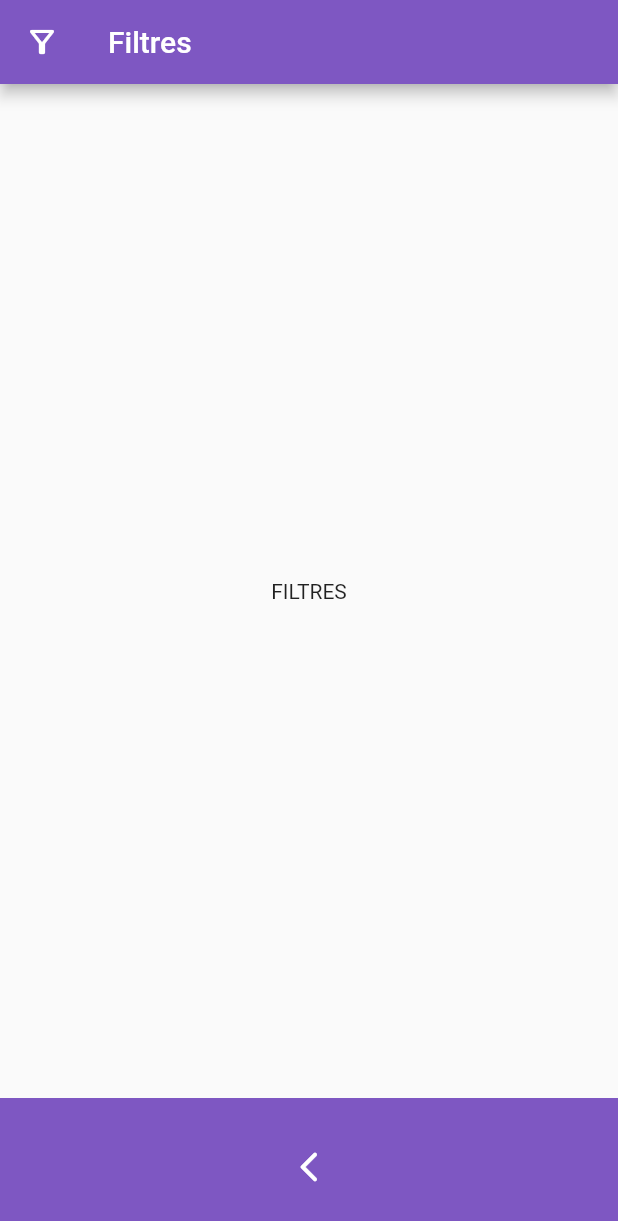
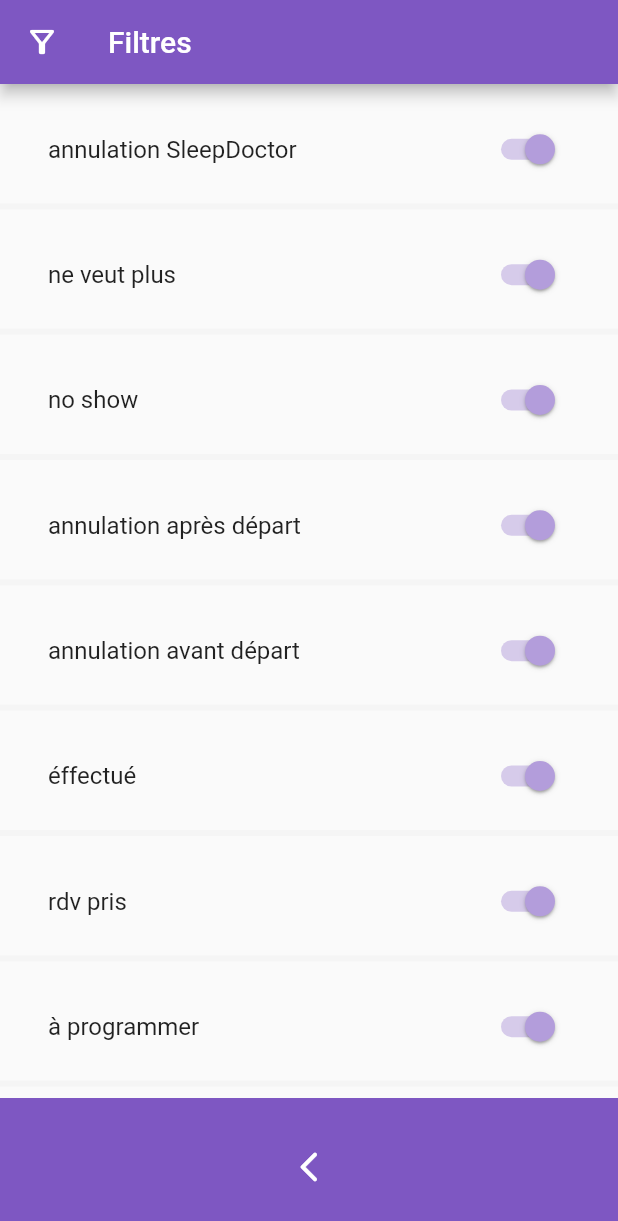
Before and after one commit to GreatPy/sd_tech_app, a Flutter app: the screen it shows after launch, item 3 of the bottom bar chosen, on a phone screen of 412 x 824 dp. Shown: the top 1221 px of the screen. Run offline on Flutter 3.47's test engine with Material 2 defaults, Android fonts, the phone set to English and light mode, and no system bars; our stand-ins replace keyboard_dismisser.

Commit message:
filter screen static design set

```diff
--- a/lib/Screens/filters.dart
+++ b/lib/Screens/filters.dart
@@ -1,18 +1,37 @@
 import 'package:flutter/material.dart';
 import 'package:sd_tech/models/enums/screen.dart';
+import 'package:sd_tech/models/enums/filter_label.dart';
+import 'package:sd_tech/widgets/filters/filter.dart';
 import 'package:sd_tech/widgets/generals/Footer/footer.dart';
 import 'package:sd_tech/widgets/generals/header.dart';
 import 'package:sd_tech/widgets/generals/body.dart';
 
-class Filters extends StatelessWidget {
+class Filters extends StatefulWidget {
   const Filters({super.key});
 
+  @override
+  State<Filters> createState() => _FiltersState();
+}
+
+class _FiltersState extends State<Filters> {
   @override
   Widget build(BuildContext context) {
     return const Scaffold(
         appBar: Header(screen: Screen.filters),
         body: Body(
-          content: Center(child: Text("FILTRES")),
+          content: Column(
+            mainAxisAlignment: MainAxisAlignment.spaceEvenly,
+            children: [
+              Filter(label: FilterLabel.cancelByHost),
+              Filter(label: FilterLabel.doesnTWant),
+              Filter(label: FilterLabel.noShow),
+              Filter(label: FilterLabel.lateCancelation),
+              Filter(label: FilterLabel.timelyCancelation),
+              Filter(label: FilterLabel.conducted),
+              Filter(label: FilterLabel.scheduled),
+              Filter(label: FilterLabel.toBeScheduled),
+            ],
+          ),
           footer: Footer(
             icons: [Screen.planning],
             needsDeconexion: false,
--- /dev/null
+++ b/lib/models/enums/filter_label.dart
@@ -0,0 +1,10 @@
+enum FilterLabel {
+  cancelByHost,
+  doesnTWant,
+  noShow,
+  lateCancelation,
+  timelyCancelation,
+  conducted,
+  scheduled,
+  toBeScheduled,
+}
--- /dev/null
+++ b/lib/widgets/filters/filter.dart
@@ -0,0 +1,49 @@
+import 'package:flutter/material.dart';
+import 'package:sd_tech/models/enums/filter_label.dart';
+import 'package:sd_tech/models/styles.dart';
+
+class Filter extends StatefulWidget {
+  const Filter({super.key, required this.label});
+  final FilterLabel label;
+
+  @override
+  State<Filter> createState() => _FilterState();
+}
+
+class _FilterState extends State<Filter> {
+  @override
+  Widget build(BuildContext context) {
+    final String title;
+    switch (widget.label) {
+      case FilterLabel.cancelByHost:
+        title = "annulation SleepDoctor";
+      case FilterLabel.doesnTWant:
+        title = "ne veut plus";
+      case FilterLabel.noShow:
+        title = "no show";
+      case FilterLabel.lateCancelation:
+        title = "annulation après départ";
+      case FilterLabel.timelyCancelation:
+        title = "annulation avant départ";
+      case FilterLabel.conducted:
+        title = "éffectué";
+      case FilterLabel.scheduled:
+        title = "rdv pris";
+      case FilterLabel.toBeScheduled:
+        title = "à programmer";
+    }
+    return Column(
+      children: [
+        SwitchListTile(
+          value: true,
+          activeColor: primaryColorLigth,
+          contentPadding:
+              const EdgeInsets.symmetric(horizontal: 32, vertical: 8),
+          onChanged: (isChecked) {},
+          title: Text(title),
+        ),
+        Container(height: 4, color: neutralLigth)
+      ],
+    );
+  }
+}
```
